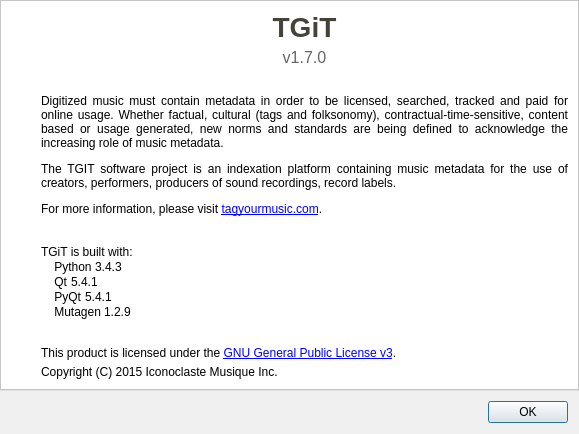
Above: resources/ui/about_dialog.ui from Iconoclasteinc/tgit before the change. Below: the same form after it.
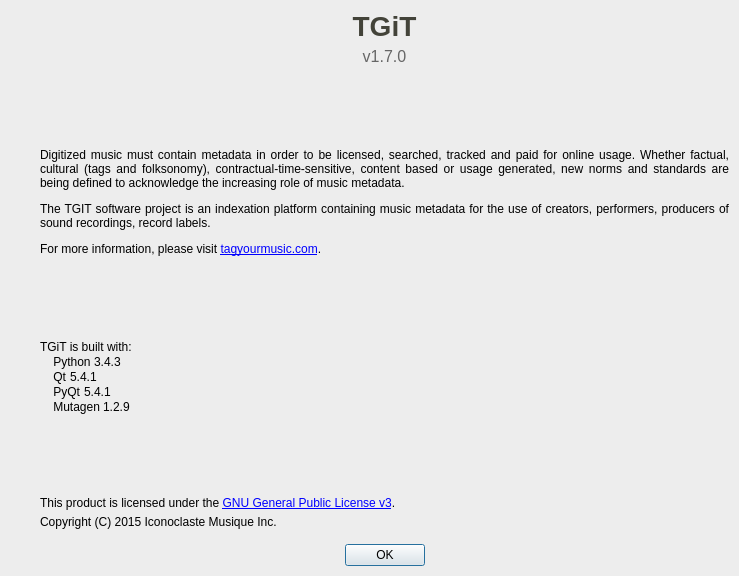
That is the form after the change. Icons and pictures are not drawn.

Commit message: Make about dialog bigger and the same look as the about qt dialog

Diff of the .ui file:
```diff
--- a/resources/ui/about_dialog.ui
+++ b/resources/ui/about_dialog.ui
@@ -6,8 +6,8 @@
    <rect>
     <x>0</x>
     <y>0</y>
-    <width>579</width>
-    <height>434</height>
+    <width>739</width>
+    <height>576</height>
    </rect>
   </property>
   <property name="sizePolicy">
@@ -42,7 +42,8 @@
     <widget class="QFrame" name="_content_frame">
      <property name="styleSheet">
       <string notr="true">QFrame {
-	background-color: #FFFFFF;
+	background-color: #EDEDED;
+	border: none;
 }</string>
      </property>
      <property name="frameShape">
@@ -122,6 +123,9 @@
       </item>
       <item>
        <widget class="QWidget" name="_content" native="true">
+        <property name="styleSheet">
+         <string notr="true"/>
+        </property>
         <layout class="QVBoxLayout" name="verticalLayout_2">
          <property name="spacing">
           <number>5</number>
@@ -481,47 +485,36 @@
            </property>
           </widget>
          </item>
-        </layout>
-       </widget>
-      </item>
-     </layout>
-    </widget>
-   </item>
    <item>
-    <widget class="QFrame" name="_actions_frame">
-     <property name="styleSheet">
-      <string notr="true">QFrame {
-	background-color: #F0F0F0;
-	border-top: 1px solid #DFDFDF;
-}</string>
-     </property>
-     <property name="frameShape">
-      <enum>QFrame::StyledPanel</enum>
-     </property>
-     <property name="frameShadow">
-      <enum>QFrame::Plain</enum>
-     </property>
-     <layout class="QHBoxLayout" name="horizontalLayout_6">
-      <property name="spacing">
-       <number>5</number>
-      </property>
-      <property name="leftMargin">
-       <number>10</number>
-      </property>
-      <property name="topMargin">
-       <number>10</number>
-      </property>
-      <property name="rightMargin">
-       <number>10</number>
-      </property>
-      <property name="bottomMargin">
-       <number>10</number>
-      </property>
+          <spacer name="verticalSpacer_5">
+           <property name="orientation">
+            <enum>Qt::Vertical</enum>
+           </property>
+           <property name="sizeType">
+            <enum>QSizePolicy::Fixed</enum>
+           </property>
+           <property name="sizeHint" stdset="0">
+            <size>
+             <width>0</width>
+             <height>10</height>
+            </size>
+           </property>
+          </spacer>
+         </item>
       <item>
        <widget class="QDialogButtonBox" name="_actions">
+           <property name="styleSheet">
+            <string notr="true"/>
+           </property>
         <property name="standardButtons">
          <set>QDialogButtonBox::Ok</set>
         </property>
+           <property name="centerButtons">
+            <bool>true</bool>
+           </property>
+          </widget>
+         </item>
+        </layout>
        </widget>
       </item>
      </layout>
```
Lines whose indentation alone changed are shown as unchanged. The commit also changes 3 other files.
